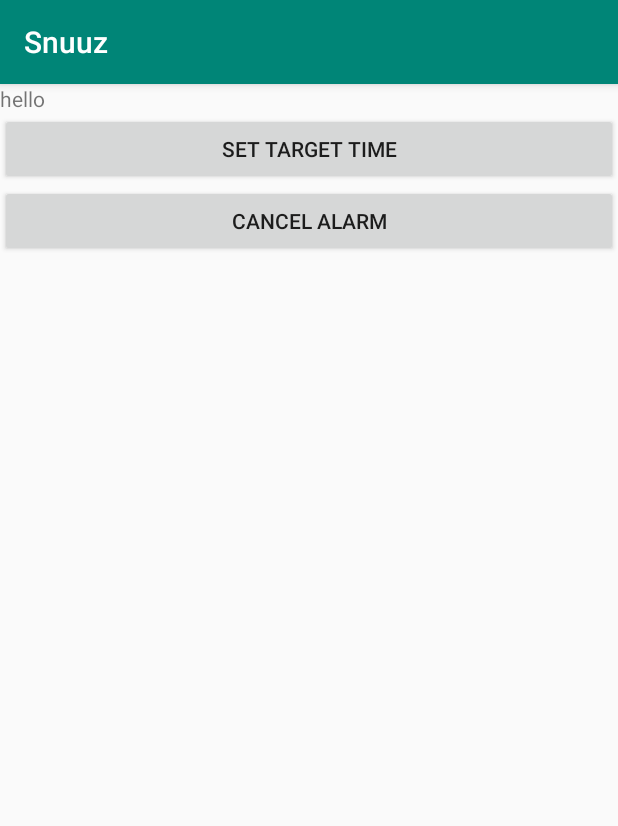
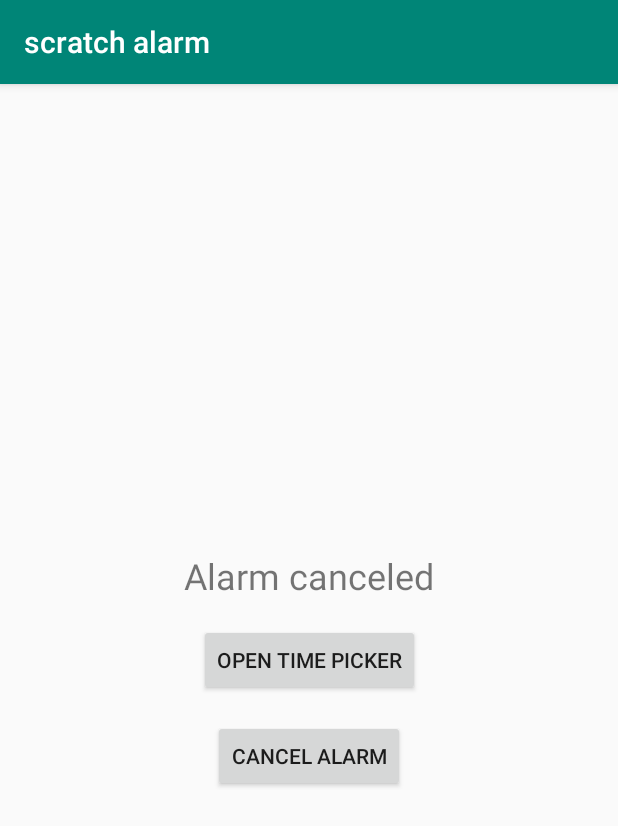
Before and after one commit to kaikaybee/SnuuzRepo, an Android app: the screen it shows after launch (MainActivity), after a tap on "CANCEL ALARM", on a phone screen of 412 x 824 dp. Shown: the top 826 px of the screen. Run offline under Robolectric (Android 15) with nearby library versions, the phone set to English and light mode, and no system bars.

Commit message:
added AlarmManager

```diff
--- a/app/src/main/java/com/example/snuuz/MainActivity.java
+++ b/app/src/main/java/com/example/snuuz/MainActivity.java
@@ -1,96 +1,90 @@
 package com.example.snuuz;
 
 import androidx.appcompat.app.AppCompatActivity;
-
-import android.os.Bundle;
-import java.util.Calendar;
+import androidx.fragment.app.DialogFragment;
 
 import android.app.AlarmManager;
 import android.app.PendingIntent;
 import android.app.TimePickerDialog;
-import android.app.TimePickerDialog.OnTimeSetListener;
 import android.content.Context;
 import android.content.Intent;
 import android.os.Bundle;
 import android.view.View;
-import android.view.View.OnClickListener;
 import android.widget.Button;
 import android.widget.TextView;
 import android.widget.TimePicker;
 
-public class MainActivity extends AppCompatActivity {
+import java.text.DateFormat;
+import java.util.Calendar;
 
-    TimePicker myTimePicker;
-    Button buttonstartSetDialog;
-    Button buttonCancelAlarm;
-    TextView textAlarmPrompt;
-
-    TimePickerDialog timePickerDialog;
-
+public class MainActivity extends AppCompatActivity implements TimePickerDialog.OnTimeSetListener {
+    private TextView mTextView; // This is the time display. I want other methods to be able to
+    // access it.
 
     @Override
-    public void onCreate(Bundle savedInstanceState) {
+    protected void onCreate(Bundle savedInstanceState) {
         super.onCreate(savedInstanceState);
         setContentView(R.layout.activity_main);
-        textAlarmPrompt = (TextView)findViewById(R.id.alarmprompt);
 
-        buttonstartSetDialog = (Button)findViewById(R.id.startSetDialog);
-        buttonstartSetDialog.setOnClickListener(new OnClickListener(){
+        // Define text view
+        mTextView = findViewById(R.id.text_time);
 
+        // Define TimePicker button
+        Button buttonTimePicker = findViewById(R.id.button_timepicker);
+        buttonTimePicker.setOnClickListener(new View.OnClickListener() {
             @Override
-            public void onClick(View v) {
-                textAlarmPrompt.setText("");
-                openTimePickerDialog(false);
+            public void onClick(View view) {
+                DialogFragment timePicker = new TimePickerFragment();
+                timePicker.show(getSupportFragmentManager(), "time picker");
+            }
+        });
 
-            }});
-
-        buttonCancelAlarm = (Button)findViewById(R.id.cancel);
-        buttonCancelAlarm.setOnClickListener(new OnClickListener(){
-
+        // Define cancel button
+        Button buttonCancelAlarm = findViewById(R.id.button_cancel);
+        buttonCancelAlarm.setOnClickListener(new View.OnClickListener() {
             @Override
-            public void onClick(View arg0) {
-                //cancelAlarm();
-            }});
-
-
-
-
-}
-    private void openTimePickerDialog(boolean is24r){
-        Calendar calendar = Calendar.getInstance();
-
-        timePickerDialog = new TimePickerDialog(
-                MainActivity.this,
-                onTimeSetListener,
-                calendar.get(Calendar.HOUR_OF_DAY),
-                calendar.get(Calendar.MINUTE),
-                is24r);
-        timePickerDialog.setTitle("Set Alarm Time");
-
-        timePickerDialog.show();
-
+            public void onClick(View view) {
+                cancelAlarm();
+            }
+        });
     }
 
-    OnTimeSetListener onTimeSetListener
-            = new OnTimeSetListener(){
+    @Override
+    public void onTimeSet(TimePicker view, int hourOfDay, int minute) {
+        Calendar c = Calendar.getInstance();
+        c.set(Calendar.HOUR_OF_DAY, hourOfDay);
+        c.set(Calendar.MINUTE, minute);
+        c.set(Calendar.SECOND, 0);
 
-        @Override
-        public void onTimeSet(TimePicker view, int hourOfDay, int minute) {
+        updateTimeText(c);
+        startAlarm(c);
+    }
 
-            Calendar calNow = Calendar.getInstance();
-            Calendar calSet = (Calendar) calNow.clone();
+    private void updateTimeText(Calendar c) {
+        String timeText = "Alarm set for : ";
+        timeText += DateFormat.getTimeInstance(DateFormat.SHORT).format(c.getTime());
 
-            calSet.set(Calendar.HOUR_OF_DAY, hourOfDay);
-            calSet.set(Calendar.MINUTE, minute);
-            calSet.set(Calendar.SECOND, 0);
-            calSet.set(Calendar.MILLISECOND, 0);
+        mTextView.setText(timeText);
+    }
 
-            if(calSet.compareTo(calNow) <= 0){
-                //Today Set time passed, count to tomorrow
-                calSet.add(Calendar.DATE, 1);
-            }
+    private void startAlarm(Calendar c) {
+        AlarmManager alarmManager = (AlarmManager) getSystemService(Context.ALARM_SERVICE);
+        Intent intent = new Intent(this, AlertReceiver.class);
+        PendingIntent pendingIntent = PendingIntent.getBroadcast(this, 1, intent, 0);
 
-            //setAlarm(calSet);
-        }};
+        if (c.before(Calendar.getInstance())) {
+            c.add(Calendar.DATE, 1);
+        }
 
+        alarmManager.setExact(AlarmManager.RTC_WAKEUP, c.getTimeInMillis(), pendingIntent);
+    }
+
+    private void cancelAlarm() {
+        AlarmManager alarmManager = (AlarmManager) getSystemService(Context.ALARM_SERVICE);
+        Intent intent = new Intent(this, AlertReceiver.class);
+        PendingIntent pendingIntent = PendingIntent.getBroadcast(this, 1, intent, 0);
+
+        alarmManager.cancel(pendingIntent);
+        mTextView.setText("Alarm canceled");
+    }
 }
--- a/app/src/main/res/layout/activity_main.xml
+++ b/app/src/main/res/layout/activity_main.xml
@@ -1,25 +1,41 @@
 <?xml version="1.0" encoding="utf-8"?>
-<LinearLayout xmlns:android="http://schemas.android.com/apk/res/android"
-    android:layout_width="fill_parent"
-    android:layout_height="fill_parent"
-    android:orientation="vertical" >
+<androidx.constraintlayout.widget.ConstraintLayout
+    xmlns:android="http://schemas.android.com/apk/res/android"
+    xmlns:app="http://schemas.android.com/apk/res-auto"
+    xmlns:tools="http://schemas.android.com/tools"
+    android:layout_width="match_parent"
+    android:layout_height="match_parent"
+    tools:context=".MainActivity">
+
+    <Button
+        android:id="@+id/button_timepicker"
+        android:layout_width="wrap_content"
+        android:layout_height="wrap_content"
+        android:text="@string/action_open_button"
+        app:layout_constraintBottom_toBottomOf="parent"
+        app:layout_constraintEnd_toEndOf="parent"
+        app:layout_constraintStart_toStartOf="parent"
+        app:layout_constraintTop_toTopOf="parent" />
 
     <TextView
-        android:layout_width="fill_parent"
+        android:id="@+id/text_time"
+        android:layout_width="wrap_content"
         android:layout_height="wrap_content"
-        android:text="hello" />
+        android:layout_marginBottom="16dp"
+        android:text="No alarm set"
+        android:textSize="24sp"
+        app:layout_constraintBottom_toTopOf="@+id/button_timepicker"
+        app:layout_constraintEnd_toEndOf="parent"
+        app:layout_constraintStart_toStartOf="parent" />
+
     <Button
-        android:id="@+id/startSetDialog"
-        android:layout_width="fill_parent"
+        android:id="@+id/button_cancel"
+        android:layout_width="wrap_content"
         android:layout_height="wrap_content"
-        android:text="Set Target Time"/>
-    <Button
-        android:id="@+id/cancel"
-        android:layout_width="fill_parent"
-        android:layout_height="wrap_content"
-        android:text="Cancel Alarm"/>
-    <TextView
-        android:id="@+id/alarmprompt"
-        android:layout_width="fill_parent"
-        android:layout_height="wrap_content" />
-</LinearLayout>
+        android:layout_marginTop="16dp"
+        android:text="@string/action_cancel"
+        app:layout_constraintEnd_toEndOf="parent"
+        app:layout_constraintStart_toStartOf="parent"
+        app:layout_constraintTop_toBottomOf="@+id/button_timepicker" />
+
+</androidx.constraintlayout.widget.ConstraintLayout>
--- a/app/src/main/res/values/strings.xml
+++ b/app/src/main/res/values/strings.xml
@@ -1,4 +1,5 @@
 <resources>
-    <string name="app_name">Snuuz</string>
-    <string name="string">1</string>
+    <string name="app_name">scratch alarm</string>
+    <string name="action_open_button">open time picker</string>
+    <string name="action_cancel">cancel alarm</string>
 </resources>
```
Also changed, not shown: app/src/main/java/com/example/snuuz/AlertReceiver.java (added, +17 -0 lines), app/src/main/java/com/example/snuuz/NotificationHelper.java (added, +83 -0 lines), app/src/main/java/com/example/snuuz/TimePickerFragment.java (added, +29 -0 lines), app/src/main/res/drawable/ic_one.xml (added, +9 -0 lines), app/src/main/res/drawable/ic_two.xml (added, +9 -0 lines).
